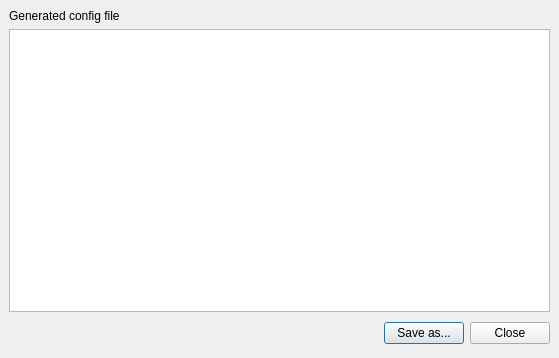
kernel1024/aplugedit, file ui/generatedlg.ui: the form before one commit.
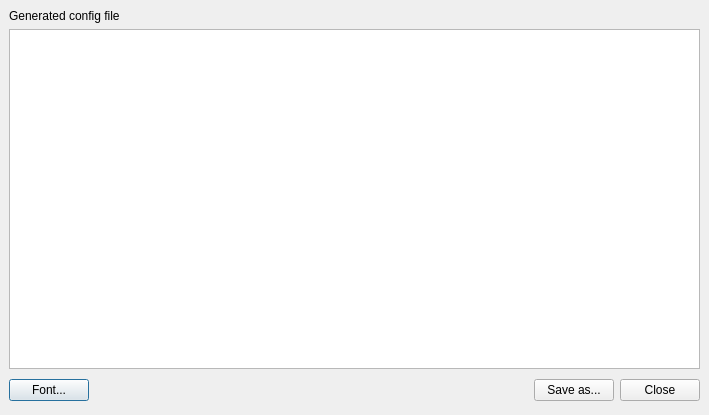
The form after the commit. Icons and pictures are not drawn. Custom widgets are drawn as their Qt base class.

```diff
--- a/ui/generatedlg.ui
+++ b/ui/generatedlg.ui
@@ -6,8 +6,8 @@
    <rect>
     <x>0</x>
     <y>0</y>
-    <width>559</width>
-    <height>358</height>
+    <width>709</width>
+    <height>415</height>
    </rect>
   </property>
   <property name="contextMenuPolicy">
@@ -50,7 +50,11 @@
     </widget>
    </item>
    <item>
-    <widget class="QPlainTextEdit" name="configEditor"/>
+    <widget class="JSEdit" name="configEditor">
+     <property name="lineWrapMode">
+      <enum>QPlainTextEdit::NoWrap</enum>
+     </property>
+    </widget>
    </item>
    <item>
     <layout class="QHBoxLayout">
@@ -69,6 +73,13 @@
      <property name="bottomMargin">
       <number>0</number>
      </property>
+     <item>
+      <widget class="QPushButton" name="fontButton">
+       <property name="text">
+        <string>Font...</string>
+       </property>
+      </widget>
+     </item>
      <item>
       <spacer>
        <property name="orientation">
@@ -101,6 +112,13 @@
   </layout>
  </widget>
  <layoutdefault spacing="6" margin="9"/>
+ <customwidgets>
+  <customwidget>
+   <class>JSEdit</class>
+   <extends>QPlainTextEdit</extends>
+   <header location="global">jsedit/jsedit.h</header>
+  </customwidget>
+ </customwidgets>
  <tabstops>
   <tabstop>configEditor</tabstop>
   <tabstop>saveButton</tabstop>
```
